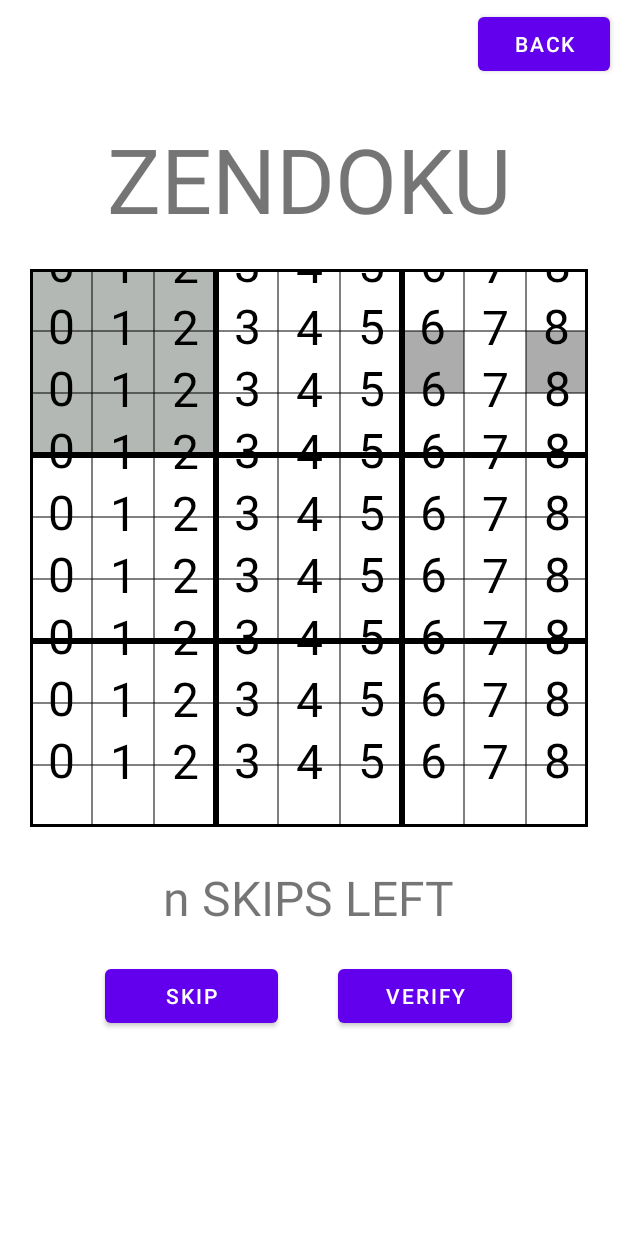
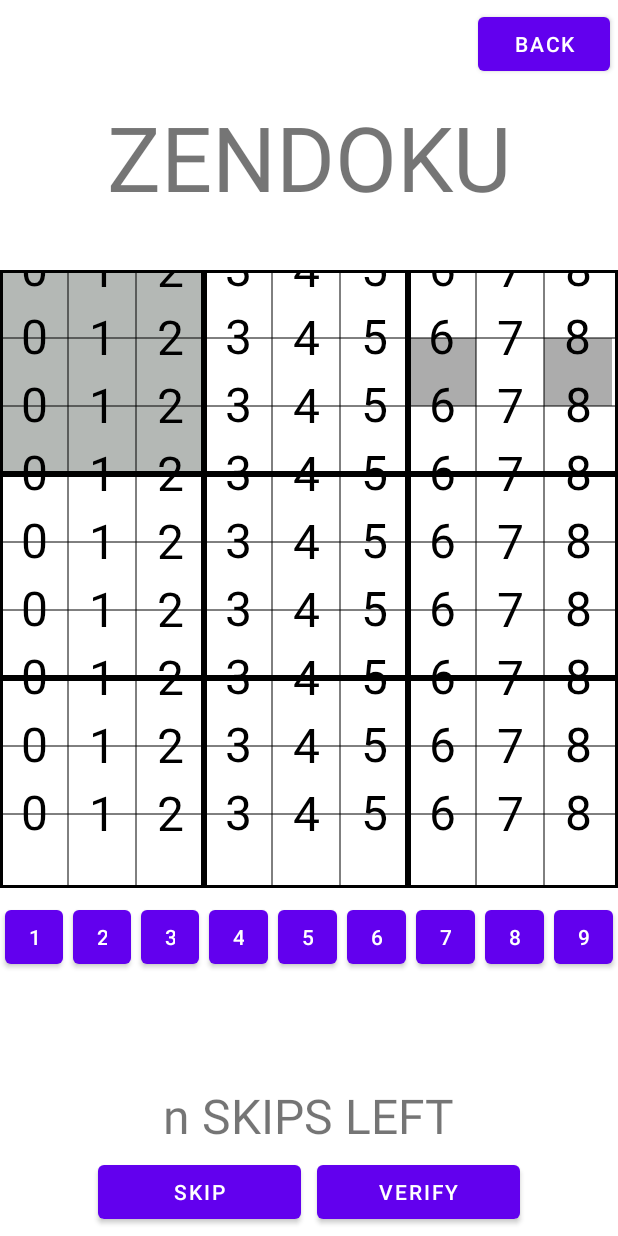
Before and after one commit to AsianInsomniac/Zendoku, an Android app: the StartSudokuActivity screen opened directly, with no data from a screen before it, on a phone screen of 412 x 824 dp. Run offline under Robolectric (Android 15) with nearby library versions, the phone set to English and light mode, and no system bars; Roboto replaces fonts that are not available here.

Commit message:
Revert "Merge branch 'main' of https://github.com/AsianInsomniac/Zendoku into main"
This reverts commit 13f4be2ea7b80dfd9379fa9e129e49f8f8a3a4d3, reversing
changes made to bd3103ca1d3b15d50afd60ee5ca80a11a3940fc0.

```diff
--- a/app/src/main/res/layout/activity_startsudoku.xml
+++ b/app/src/main/res/layout/activity_startsudoku.xml
@@ -24,7 +24,8 @@
         android:textSize="60sp"
         android:layout_centerHorizontal="true"
         android:layout_below="@id/btn_back"
-        android:layout_marginTop="20dp"
+        android:layout_marginTop="5dp"
+        android:layout_marginBottom="35dp"
         />
 
     <com.mobdeve.s17.group18.zendoku.views.SudokuBoardView
@@ -32,18 +33,90 @@
         android:layout_width="match_parent"
         android:layout_height="match_parent"
         android:layout_below="@id/tvTitle_sudokuBoardView"
-        android:layout_margin="20dp"
-        android:layout_centerHorizontal="true"
-        android:layout_centerVertical="true"
         />
+
+    <LinearLayout
+        android:layout_width="match_parent"
+        android:layout_height="wrap_content"
+        android:layout_below="@id/sudokuBoardView"
+        android:orientation="horizontal"
+        android:layout_marginTop="5dp"
+        android:gravity="center"
+        android:weightSum="9"
+        >
+
+        <Button
+            android:id="@+id/oneBtn"
+            android:layout_width="20dp"
+            android:layout_height="wrap_content"
+            android:text="1"
+            android:layout_margin="3dp"
+            android:layout_weight="1"/>
+        <Button
+            android:id="@+id/twoBtn"
+            android:layout_width="20dp"
+            android:layout_height="wrap_content"
+            android:text="2"
+            android:layout_margin="3dp"
+            android:layout_weight="1"/>
+        <Button
+            android:id="@+id/threeBtn"
+            android:layout_width="20dp"
+            android:layout_height="wrap_content"
+            android:text="3"
+            android:layout_margin="3dp"
+            android:layout_weight="1"/>
+        <Button
+            android:id="@+id/fourBtn"
+            android:layout_width="20dp"
+            android:layout_height="wrap_content"
+            android:text="4"
+            android:layout_margin="3dp"
+            android:layout_weight="1"/>
+        <Button
+            android:id="@+id/fiveBtn"
+            android:layout_width="20dp"
+            android:layout_height="wrap_content"
+            android:text="5"
+            android:layout_margin="3dp"
+            android:layout_weight="1"/>
+        <Button
+            android:id="@+id/sixBtn"
+            android:layout_width="20dp"
+            android:layout_height="wrap_content"
+            android:text="6"
+            android:layout_margin="3dp"
+            android:layout_weight="1"/>
+        <Button
+            android:id="@+id/sevenBtn"
+            android:layout_width="20dp"
+            android:layout_height="wrap_content"
+            android:text="7"
+            android:layout_margin="3dp"
+            android:layout_weight="1"/>
+        <Button
+            android:id="@+id/eightBtn"
+            android:layout_width="20dp"
+            android:layout_height="wrap_content"
+            android:text="8"
+            android:layout_margin="3dp"
+            android:layout_weight="1"/>
+        <Button
+            android:id="@+id/nineBtn"
+            android:layout_width="20dp"
+            android:layout_height="wrap_content"
+            android:text="9"
+            android:layout_margin="3dp"
+            android:layout_weight="1"/>
+    </LinearLayout>
 
     <LinearLayout
         android:id="@+id/ll_indicator_and_buttons"
         android:layout_width="match_parent"
         android:layout_height="wrap_content"
-        android:layout_below="@id/sudokuBoardView"
         android:orientation="vertical"
         android:layout_alignParentBottom="true"
+        android:layout_marginTop="0dp"
         >
 
         <TextView
@@ -69,7 +142,7 @@
                 android:layout_height="wrap_content"
                 android:layout_below="@id/tvSkips"
                 android:layout_weight="2"
-                android:layout_margin="20dp"
+                android:layout_margin="5dp"
                 android:text="SKIP"
                 />
 
@@ -78,7 +151,7 @@
                 android:layout_height="wrap_content"
                 android:layout_below="@id/tvSkips"
                 android:layout_weight="2"
-                android:layout_margin="20dp"
+                android:layout_margin="5dp"
                 android:text="VERIFY"
                 />
 
```
